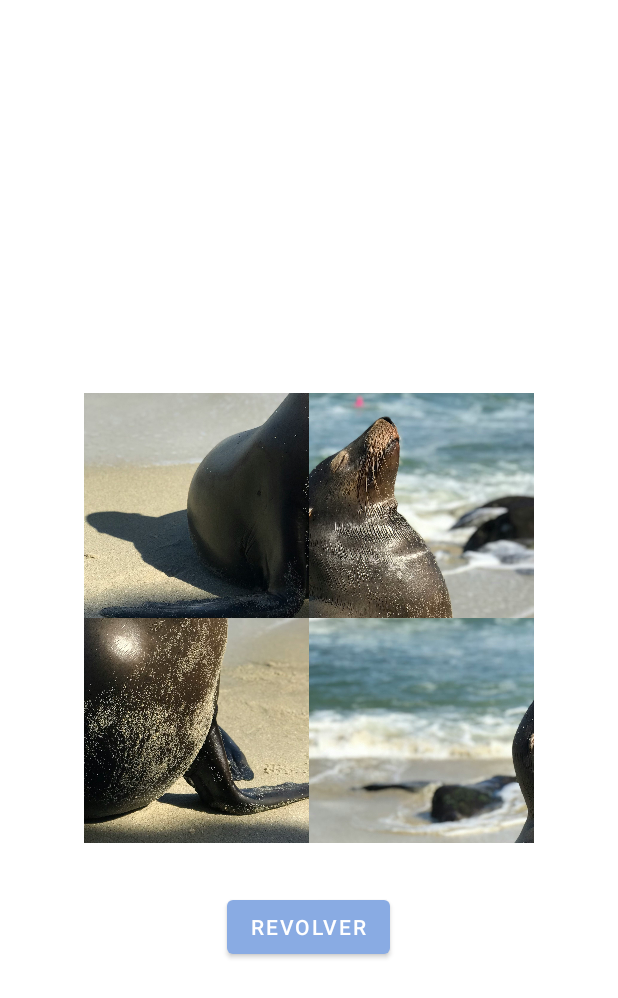
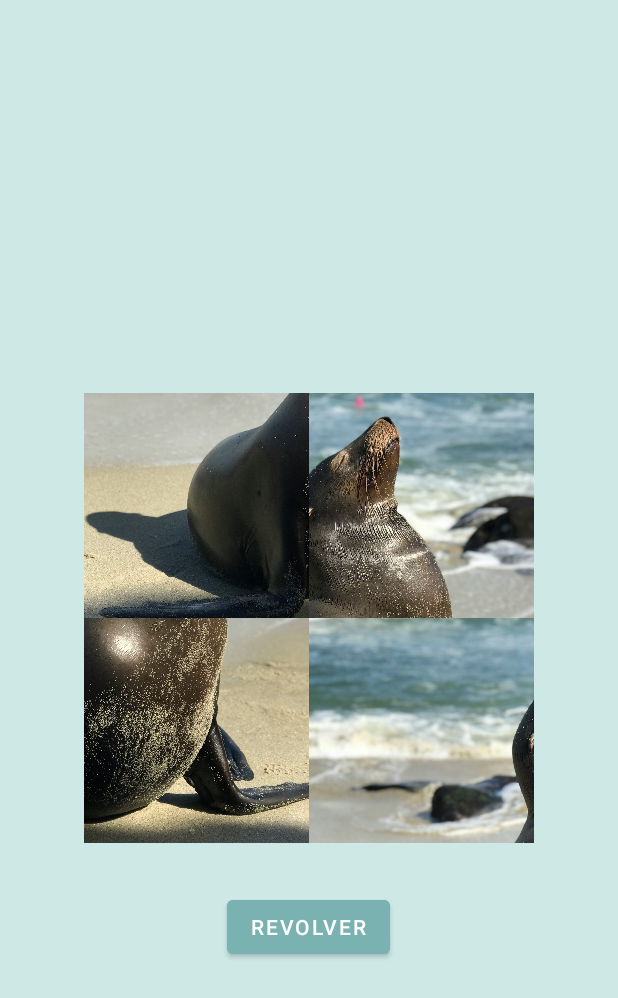
Before and after one commit to Isa2604/Lab.DisMov, an Android app: the Rompecabezas screen opened directly, with no data from a screen before it, on a phone screen of 412 x 824 dp. Shown: the top 998 px of the screen. Run offline under Robolectric (Android 15) with nearby library versions, the phone set to English and light mode, and no system bars.

Commit message:
Cambio en el layout de rompecabezas

```diff
--- a/app/src/main/res/layout/rompecabezas.xml
+++ b/app/src/main/res/layout/rompecabezas.xml
@@ -1,10 +1,13 @@
 <?xml version="1.0" encoding="utf-8"?>
 <RelativeLayout xmlns:android="http://schemas.android.com/apk/res/android"
+    xmlns:app="http://schemas.android.com/apk/res-auto"
     xmlns:tools="http://schemas.android.com/tools"
     android:layout_width="match_parent"
     android:layout_height="match_parent"
+    android:background="@color/puzzle"
     android:padding="16dp"
     tools:context=".MainActivity">
+
 
     <RelativeLayout
         android:id="@+id/puzzleLayout"
@@ -61,6 +64,8 @@
         android:layout_below="@id/puzzleLayout"
         android:layout_centerHorizontal="true"
         android:layout_marginTop="32dp"
-        android:text="Revolver" />
+        android:backgroundTint="@color/puzzleb"
+        android:text="Revolver"
+        app:iconTint="#E08989" />
 
 </RelativeLayout>
--- a/app/src/main/res/values/colors.xml
+++ b/app/src/main/res/values/colors.xml
@@ -10,4 +10,6 @@
     <color name="azul_piano">#9BE1FF</color>
     <color name="gray">#7F8081</color>
     <color name="barra_piano">#38B6FF</color>
+    <color name="puzzle">#CDE8E5</color>
+    <color name="puzzleb">#7AB2B2</color>
 </resources>
```
